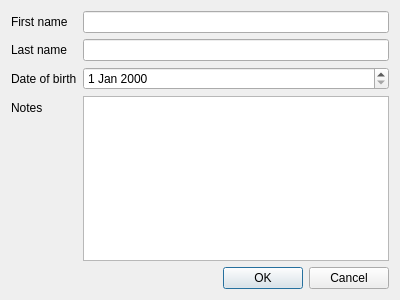
First picture: the form in client/ui/PatientDetails.ui, repository NoahHallows/quackmed, before the edit.
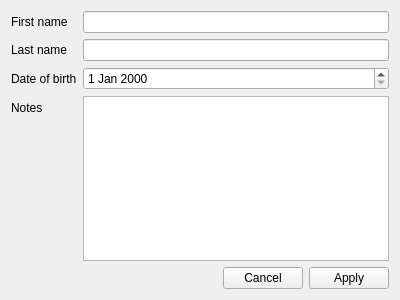
Second picture: the form after the edit.

What changed in the file:
```diff
--- a/client/ui/PatientDetails.ui
+++ b/client/ui/PatientDetails.ui
@@ -57,7 +57,7 @@
    <item row="4" column="1">
     <widget class="QDialogButtonBox" name="buttonBox">
      <property name="standardButtons">
-      <set>QDialogButtonBox::StandardButton::Cancel|QDialogButtonBox::StandardButton::Ok</set>
+      <set>QDialogButtonBox::StandardButton::Apply|QDialogButtonBox::StandardButton::Cancel</set>
      </property>
     </widget>
    </item>
```
Left out of the diff: 6 changed lines with no effect on the pictures.
